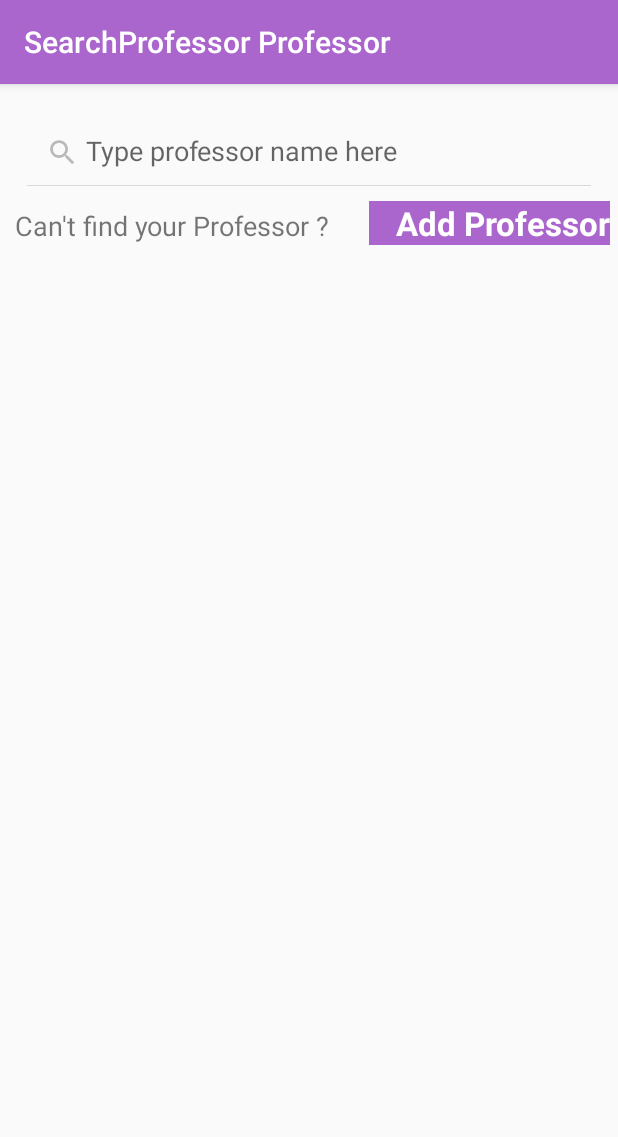
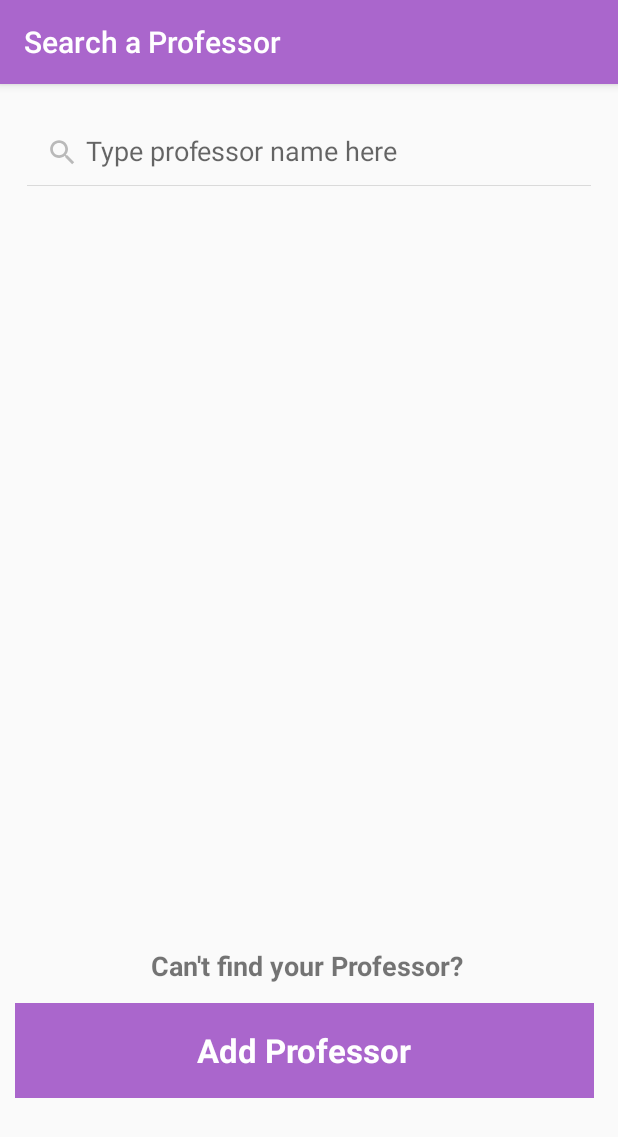
Before and after one commit to ankitabatni/PocketCampus, an Android app: the SearchProfessor screen opened directly, with no data from a screen before it, on a phone screen of 412 x 824 dp. Shown: the top 1137 px of the screen. Run offline under Robolectric (Android 15) with nearby library versions, the phone set to English and light mode, and no system bars; our stand-ins replace Firebase (no records; nobody signed in at launch, a user with empty details on screens opened directly).

Commit message:
Cleaning up search professor

```diff
--- a/app/src/main/java/com/example/ankita/pocketcampus/SearchProfessor.java
+++ b/app/src/main/java/com/example/ankita/pocketcampus/SearchProfessor.java
@@ -31,7 +31,7 @@ public class SearchProfessor extends AppCompatActivity {
 
         super.onCreate(savedInstanceState);
         setContentView(R.layout.search_professor);
-        setTitle("SearchProfessor Professor");
+        setTitle("Search a Professor");
         final  Intent intent = new Intent(this,ViewProfessor.class);
         final List<Professor> profObjectList = new ArrayList<>();
         final List<String> profNameList = new ArrayList<String>();
--- a/app/src/main/res/layout/search_professor.xml
+++ b/app/src/main/res/layout/search_professor.xml
@@ -20,41 +20,11 @@
         tools:layout_editor_absoluteX="-1dp"
         tools:layout_editor_absoluteY="8dp" />
 
-    <LinearLayout
-        android:layout_width="match_parent"
-        android:layout_height="wrap_content"
-        android:orientation="horizontal">
-
-        <TextView
-            android:id="@+id/textView10"
-            android:layout_width="wrap_content"
-            android:layout_height="wrap_content"
-            android:layout_marginLeft="10dp"
-            android:layout_marginTop="10dp"
-            android:layout_weight="1"
-            android:text="Can't find your Professor ?"
-            android:textAlignment="viewStart"
-            android:textSize="18sp" />
-
-        <Button
-            android:id="@+id/add_professor_button"
-            android:layout_width="wrap_content"
-            android:layout_height="wrap_content"
-            android:layout_marginLeft="10dp"
-            android:layout_marginRight="5dp"
-            android:layout_marginTop="10dp"
-            android:layout_weight="1"
-            android:background="@android:color/holo_purple"
-            android:onClick="onClick"
-            android:text="Add Professor"
-            android:textAlignment="textEnd"
-            android:textColor="@android:color/background_light" />
-    </LinearLayout>
-
     <ScrollView
-        android:layout_width="match_parent"
-        android:layout_height="match_parent"
-        android:layout_marginTop="20dp">
+        android:layout_width="wrap_content"
+        android:layout_height="310dp"
+        android:layout_marginTop="20dp"
+        android:layout_weight="0.62">
 
         <LinearLayout
             android:layout_width="match_parent"
@@ -64,11 +34,43 @@
             <ListView
                 android:id="@+id/profListView"
                 android:layout_width="match_parent"
-                android:layout_height="401dp"
+                android:layout_height="335dp"
                 android:layout_marginTop="10dp" />
         </LinearLayout>
     </ScrollView>
 
+    <LinearLayout
+        android:layout_width="403dp"
+        android:layout_height="111dp"
+        android:layout_marginTop="20dp"
+        android:orientation="vertical">
+
+        <TextView
+            android:id="@+id/textView10"
+            android:layout_width="match_parent"
+            android:layout_height="wrap_content"
+            android:layout_marginLeft="10dp"
+            android:layout_marginTop="10dp"
+            android:layout_weight="0.11"
+            android:text="Can't find your Professor? "
+            android:textAlignment="center"
+            android:textSize="18sp"
+            android:textStyle="bold" />
+
+        <Button
+            android:id="@+id/add_professor_button"
+            android:layout_width="386dp"
+            android:layout_height="59dp"
+            android:layout_marginLeft="10dp"
+            android:layout_marginRight="5dp"
+            android:layout_marginTop="10dp"
+            android:layout_weight="0.18"
+            android:background="@android:color/holo_purple"
+            android:onClick="onClick"
+            android:text="Add Professor"
+            android:textAlignment="center"
+            android:textColor="@android:color/background_light" />
+    </LinearLayout>
 
 
 </LinearLayout>
```
